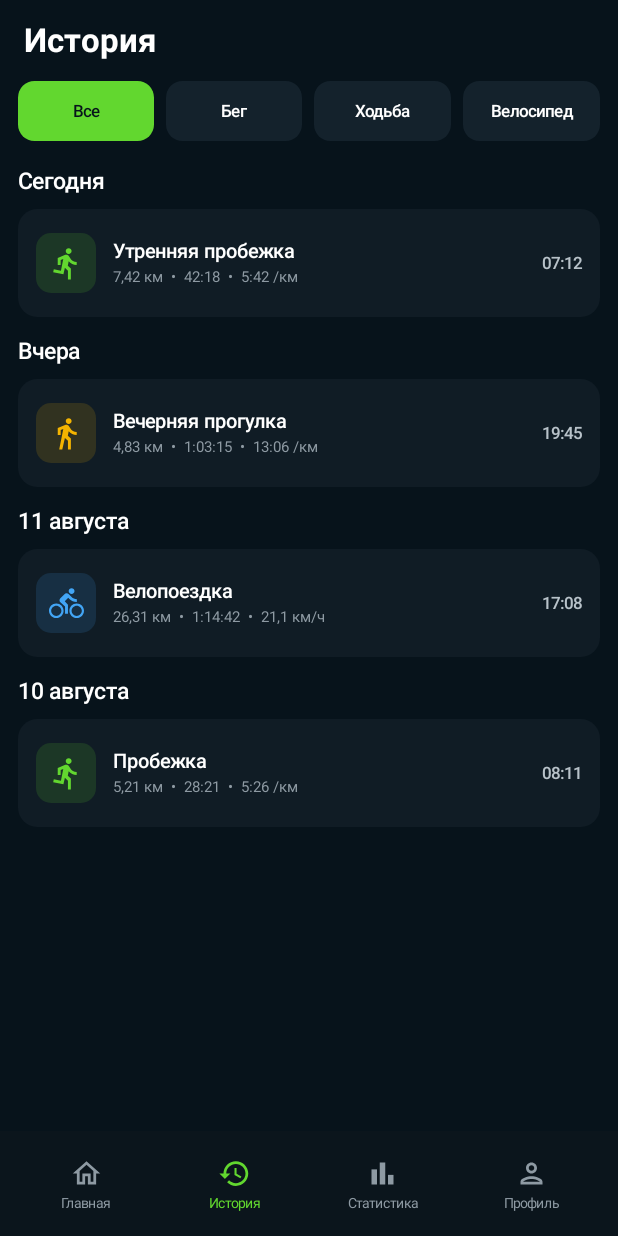
After one commit to Elusivedamir/RunTrack_Android, an Android app built with Jetpack Compose: the composable NativeHistoryScreen shown on its own in the app's theme, on a phone screen of 412 x 824 dp. The commit adds this screen. Run offline under Robolectric (Android 15) with nearby library versions, the light colour scheme and no system bars.

Commit message:
feat: rebuild history screen with native Compose

```diff
--- a/app/build.gradle.kts
+++ b/app/build.gradle.kts
@@ -12,8 +12,8 @@ android {
         applicationId = "com.runtrack.prototype"
         minSdk = 26
         targetSdk = 36
-        versionCode = 3
-        versionName = "0.3.0-native-screen1"
+        versionCode = 4
+        versionName = "0.4.0-native-history"
     }
 
     buildTypes {
--- /dev/null
+++ b/app/src/main/java/com/runtrack/prototype/NativeHistoryScreen.kt
@@ -0,0 +1,322 @@
+package com.runtrack.prototype
+
+import androidx.compose.foundation.background
+import androidx.compose.foundation.clickable
+import androidx.compose.foundation.layout.*
+import androidx.compose.foundation.lazy.LazyColumn
+import androidx.compose.foundation.lazy.items
+import androidx.compose.foundation.shape.RoundedCornerShape
+import androidx.compose.material.icons.Icons
+import androidx.compose.material.icons.outlined.BarChart
+import androidx.compose.material.icons.outlined.DirectionsBike
+import androidx.compose.material.icons.outlined.DirectionsRun
+import androidx.compose.material.icons.outlined.DirectionsWalk
+import androidx.compose.material.icons.outlined.History
+import androidx.compose.material.icons.outlined.Home
+import androidx.compose.material.icons.outlined.Person
+import androidx.compose.material3.Icon
+import androidx.compose.material3.Text
+import androidx.compose.runtime.Composable
+import androidx.compose.runtime.getValue
+import androidx.compose.runtime.mutableStateOf
+import androidx.compose.runtime.remember
+import androidx.compose.runtime.setValue
+import androidx.compose.ui.Alignment
+import androidx.compose.ui.Modifier
+import androidx.compose.ui.graphics.Color
+import androidx.compose.ui.graphics.vector.ImageVector
+import androidx.compose.ui.text.font.FontWeight
+import androidx.compose.ui.unit.dp
+import androidx.compose.ui.unit.sp
+
+private val HistoryBg = Color(0xFF07131B)
+private val HistoryCard = Color(0xFF101C25)
+private val HistoryChip = Color(0xFF14222C)
+private val HistoryGreen = Color(0xFF62D72F)
+private val HistoryMuted = Color(0xFF8E9AA3)
+private val HistoryYellow = Color(0xFFF4B400)
+private val HistoryBlue = Color(0xFF42A5F5)
+
+private enum class HistoryFilter(val label: String) {
+    ALL("Все"),
+    RUN("Бег"),
+    WALK("Ходьба"),
+    BIKE("Велосипед"),
+}
+
+private data class HistoryWorkout(
+    val group: String,
+    val title: String,
+    val details: String,
+    val time: String,
+    val type: HistoryFilter,
+    val icon: ImageVector,
+    val accent: Color,
+)
+
+private val historyWorkouts = listOf(
+    HistoryWorkout(
+        group = "Сегодня",
+        title = "Утренняя пробежка",
+        details = "7,42 км  •  42:18  •  5:42 /км",
+        time = "07:12",
+        type = HistoryFilter.RUN,
+        icon = Icons.Outlined.DirectionsRun,
+        accent = HistoryGreen,
+    ),
+    HistoryWorkout(
+        group = "Вчера",
+        title = "Вечерняя прогулка",
+        details = "4,83 км  •  1:03:15  •  13:06 /км",
+        time = "19:45",
+        type = HistoryFilter.WALK,
+        icon = Icons.Outlined.DirectionsWalk,
+        accent = HistoryYellow,
+    ),
+    HistoryWorkout(
+        group = "11 августа",
+        title = "Велопоездка",
+        details = "26,31 км  •  1:14:42  •  21,1 км/ч",
+        time = "17:08",
+        type = HistoryFilter.BIKE,
+        icon = Icons.Outlined.DirectionsBike,
+        accent = HistoryBlue,
+    ),
+    HistoryWorkout(
+        group = "10 августа",
+        title = "Пробежка",
+        details = "5,21 км  •  28:21  •  5:26 /км",
+        time = "08:11",
+        type = HistoryFilter.RUN,
+        icon = Icons.Outlined.DirectionsRun,
+        accent = HistoryGreen,
+    ),
+)
+
+@Composable
+fun NativeHistoryScreen(
+    onHome: () -> Unit,
+    onStats: () -> Unit,
+    onProfile: () -> Unit,
+) {
+    var selectedFilter by remember { mutableStateOf(HistoryFilter.ALL) }
+
+    val visibleWorkouts = if (selectedFilter == HistoryFilter.ALL) {
+        historyWorkouts
+    } else {
+        historyWorkouts.filter { it.type == selectedFilter }
+    }
+
+    Column(
+        modifier = Modifier
+            .fillMaxSize()
+            .background(HistoryBg)
+    ) {
+        Text(
+            text = "История",
+            color = Color.White,
+            fontSize = 22.sp,
+            fontWeight = FontWeight.Bold,
+            modifier = Modifier.padding(
+                start = 16.dp,
+                end = 16.dp,
+                top = 14.dp,
+                bottom = 14.dp
+            )
+        )
+
+        FilterRow(
+            selected = selectedFilter,
+            onSelected = { selectedFilter = it },
+            modifier = Modifier.padding(horizontal = 12.dp)
+        )
+
+        Spacer(Modifier.height(12.dp))
+
+        LazyColumn(
+            modifier = Modifier
+                .weight(1f)
+                .fillMaxWidth(),
+            contentPadding = PaddingValues(
+                start = 12.dp,
+                end = 12.dp,
+                bottom = 14.dp
+            ),
+            verticalArrangement = Arrangement.spacedBy(8.dp)
+        ) {
+            val grouped = visibleWorkouts.groupBy { it.group }
+            grouped.forEach { (group, workouts) ->
+                item(key = "header_$group") {
+                    Text(
+                        text = group,
+                        color = Color.White,
+                        fontSize = 15.sp,
+                        fontWeight = FontWeight.SemiBold,
+                        modifier = Modifier.padding(top = 6.dp, bottom = 2.dp)
+                    )
+                }
+
+                items(
+                    items = workouts,
+                    key = { "${it.group}_${it.title}_${it.time}" }
+                ) { workout ->
+                    WorkoutHistoryCard(workout)
+                }
+            }
+        }
+
+        HistoryBottomBar(
+            selected = 1,
+            onHome = onHome,
+            onHistory = {},
+            onStats = onStats,
+            onProfile = onProfile,
+        )
+    }
+}
+
+@Composable
+private fun FilterRow(
+    selected: HistoryFilter,
+    onSelected: (HistoryFilter) -> Unit,
+    modifier: Modifier = Modifier,
+) {
+    Row(
+        modifier = modifier.fillMaxWidth(),
+        horizontalArrangement = Arrangement.spacedBy(8.dp)
+    ) {
+        HistoryFilter.entries.forEach { filter ->
+            val active = filter == selected
+            Box(
+                modifier = Modifier
+                    .weight(1f)
+                    .height(40.dp)
+                    .background(
+                        color = if (active) HistoryGreen else HistoryChip,
+                        shape = RoundedCornerShape(11.dp)
+                    )
+                    .clickable { onSelected(filter) },
+                contentAlignment = Alignment.Center
+            ) {
+                Text(
+                    text = filter.label,
+                    color = if (active) HistoryBg else Color.White,
+                    fontSize = 11.sp,
+                    fontWeight = if (active) FontWeight.SemiBold else FontWeight.Medium,
+                    maxLines = 1,
+                )
+            }
+        }
+    }
+}
+
+@Composable
+private fun WorkoutHistoryCard(workout: HistoryWorkout) {
+    Row(
+        modifier = Modifier
+            .fillMaxWidth()
+            .heightIn(min = 72.dp)
+            .background(HistoryCard, RoundedCornerShape(13.dp))
+            .padding(horizontal = 12.dp, vertical = 12.dp),
+        verticalAlignment = Alignment.CenterVertically,
+    ) {
+        Box(
+            modifier = Modifier
+                .size(40.dp)
+                .background(
+                    workout.accent.copy(alpha = 0.14f),
+                    RoundedCornerShape(10.dp)
+                ),
+            contentAlignment = Alignment.Center,
+        ) {
+            Icon(
+                imageVector = workout.icon,
+                contentDescription = null,
+                tint = workout.accent,
+                modifier = Modifier.size(23.dp),
+            )
+        }
+
+        Spacer(Modifier.width(11.dp))
+
+        Column(modifier = Modifier.weight(1f)) {
+            Text(
+                text = workout.title,
+                color = Color.White,
+                fontSize = 13.sp,
+                fontWeight = FontWeight.Medium,
+                maxLines = 1,
+            )
+            Spacer(Modifier.height(3.dp))
+            Text(
+                text = workout.details,
+                color = HistoryMuted,
+                fontSize = 10.sp,
+                maxLines = 1,
+            )
+        }
+
+        Spacer(Modifier.width(8.dp))
+
+        Text(
+            text = workout.time,
+            color = Color(0xFFB8C2C9),
+            fontSize = 11.sp,
+            fontWeight = FontWeight.Medium,
+        )
+    }
+}
+
+@Composable
+private fun HistoryBottomBar(
+    selected: Int,
+    onHome: () -> Unit,
+    onHistory: () -> Unit,
+    onStats: () -> Unit,
+    onProfile: () -> Unit,
+) {
+    Row(
+        modifier = Modifier
+            .fillMaxWidth()
+            .height(70.dp)
+            .background(Color(0xFF0B151C))
+            .padding(horizontal = 8.dp, vertical = 6.dp),
+        horizontalArrangement = Arrangement.SpaceAround,
+        verticalAlignment = Alignment.CenterVertically,
+    ) {
+        HistoryNavItem("Главная", Icons.Outlined.Home, selected == 0, onHome)
+        HistoryNavItem("История", Icons.Outlined.History, selected == 1, onHistory)
+        HistoryNavItem("Статистика", Icons.Outlined.BarChart, selected == 2, onStats)
+        HistoryNavItem("Профиль", Icons.Outlined.Person, selected == 3, onProfile)
+    }
+}
+
+@Composable
+private fun RowScope.HistoryNavItem(
+    title: String,
+    icon: ImageVector,
+    selected: Boolean,
+    onClick: () -> Unit,
+) {
+    Column(
+        modifier = Modifier
+            .weight(1f)
+            .fillMaxHeight()
+            .clickable(onClick = onClick),
+        horizontalAlignment = Alignment.CenterHorizontally,
+        verticalArrangement = Arrangement.Center,
+    ) {
+        Icon(
+            imageVector = icon,
+            contentDescription = title,
+            tint = if (selected) HistoryGreen else HistoryMuted,
+            modifier = Modifier.size(22.dp),
+        )
+        Spacer(Modifier.height(3.dp))
+        Text(
+            text = title,
+            color = if (selected) HistoryGreen else HistoryMuted,
+            fontSize = 9.sp,
+        )
+    }
+}
--- a/app/src/main/java/com/runtrack/prototype/PrototypeScreen.kt
+++ b/app/src/main/java/com/runtrack/prototype/PrototypeScreen.kt
@@ -34,7 +34,8 @@ fun RunTrackPrototypeApp() {
         var currentIndex by remember { mutableIntStateOf(0) }
         var showScreenPicker by remember { mutableStateOf(false) }
 
-        if (currentIndex == 0) {
+        when (currentIndex) {
+            0 -> {
                 NativeMainScreen(
                     onQuickStart = { currentIndex = 1 },
                     onHistory = { currentIndex = 9 },
@@ -42,7 +43,17 @@ fun RunTrackPrototypeApp() {
                     onProfile = { currentIndex = 14 },
                     onSettings = { currentIndex = 17 },
                 )
-        } else {
+            }
+
+            9 -> {
+                NativeHistoryScreen(
+                    onHome = { currentIndex = 0 },
+                    onStats = { currentIndex = 10 },
+                    onProfile = { currentIndex = 14 },
+                )
+            }
+
+            else -> {
                 val screen = prototypeScreens[currentIndex]
 
                 BoxWithConstraints(
@@ -68,7 +79,8 @@ fun RunTrackPrototypeApp() {
                                     onDragEnd = {
                                         if (abs(totalDrag) > widthPx * 0.16f) {
                                             currentIndex = if (totalDrag < 0f) {
-                                            (currentIndex + 1).coerceAtMost(prototypeScreens.lastIndex)
+                                                (currentIndex + 1)
+                                                    .coerceAtMost(prototypeScreens.lastIndex)
                                             } else {
                                                 (currentIndex - 1).coerceAtLeast(0)
                                             }
@@ -84,11 +96,13 @@ fun RunTrackPrototypeApp() {
                                     onTap = { offset ->
                                         val nx = (offset.x / widthPx).coerceIn(0f, 1f)
                                         val ny = (offset.y / heightPx).coerceIn(0f, 1f)
-                                    routeTap(currentIndex, nx, ny)?.let { currentIndex = it }
+                                        routeTap(currentIndex, nx, ny)
+                                            ?.let { currentIndex = it }
                                     }
                                 )
                             }
                     )
+                }
             }
         }
 
@@ -181,8 +195,16 @@ private fun ScreenPickerDialog(
                         Button(
                             onClick = { onSelect(index) },
                             colors = ButtonDefaults.buttonColors(
-                                containerColor = if (index == currentIndex) PrototypeGreen else Color(0xFF172732),
-                                contentColor = if (index == currentIndex) Color.Black else Color.White
+                                containerColor = if (index == currentIndex) {
+                                    PrototypeGreen
+                                } else {
+                                    Color(0xFF172732)
+                                },
+                                contentColor = if (index == currentIndex) {
+                                    Color.Black
+                                } else {
+                                    Color.White
+                                }
                             ),
                             modifier = Modifier.fillMaxWidth()
                         ) {
```
Lines whose indentation alone changed are shown as unchanged.
